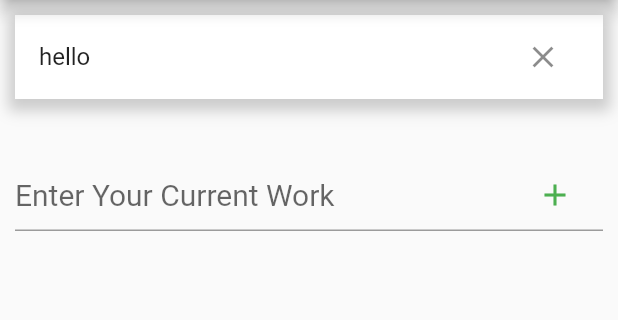
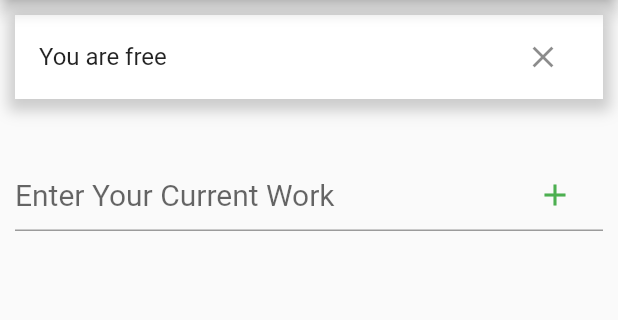
Before and after one commit to logan0501/rac_outreach, a Flutter app: the DisplayPage screen opened directly, on a phone screen of 412 x 824 dp, the part 84-404 px from its top. Run offline on Flutter 3.47's test engine with Material 2 defaults, Android fonts, the phone set to English and light mode, and no system bars; our stand-ins replace cloud_firestore, firebase_auth, firebase_core, shared_preferences; accounts and stored records are empty.

Commit message:
fixed bugs

```diff
--- a/lib/AddItem.dart
+++ b/lib/AddItem.dart
@@ -34,7 +34,7 @@ class _AddItemState extends State<AddItem> {
 
   @override
   Widget build(BuildContext context) {
-    print("hello"+task);
+
     return Center(
       child: Container(
         margin: EdgeInsets.all(10),
@@ -46,7 +46,7 @@ class _AddItemState extends State<AddItem> {
                 return TaskListTile(text:'loading');
               }
               return TaskListTile(
-                text: task??"hello",
+                text: task??"You are free",
                 deletetask: () async{
                   setState(() {
 
@@ -60,7 +60,7 @@ class _AddItemState extends State<AddItem> {
                     }
                     return value.data()['name'].toString();
                   });
-                  await dataref.collection('tasks').doc(FirebaseAuth.instance.currentUser.uid).set({'taskname':newtask,'name':name});
+                  await dataref.collection('tasks').doc(FirebaseAuth.instance.currentUser.uid).set({'taskname':newtask??"Available",'name':name});
                   ScaffoldMessenger.of(context).showSnackBar(SnackBar(content: Text('Sucessfully Added')));
 
                 },
@@ -89,7 +89,7 @@ class _AddItemState extends State<AddItem> {
 
                         });
                         SharedPreferences prefs = await SharedPreferences.getInstance();
-                        prefs.setString('data',task);
+                        prefs.setString('data',task??"You are free");
                         print("data set");
                         String name = await FirebaseFirestore.instance.collection('outreach').doc(FirebaseAuth.instance.currentUser.uid).get().then((value){
                           if(value.exists){
--- a/pubspec.yaml
+++ b/pubspec.yaml
@@ -33,7 +33,7 @@ dependencies:
   cloud_firestore: ^2.3.0
   shared_preferences: ^2.0.6
   flutter_native_splash: ^1.2.0
-
+  url_launcher: ^6.0.9
 dev_dependencies:
   flutter_test:
     sdk: flutter
```
Also changed, not shown: lib/ViewDetails.dart (+13 -1 lines), pubspec.lock, 2 other files.
